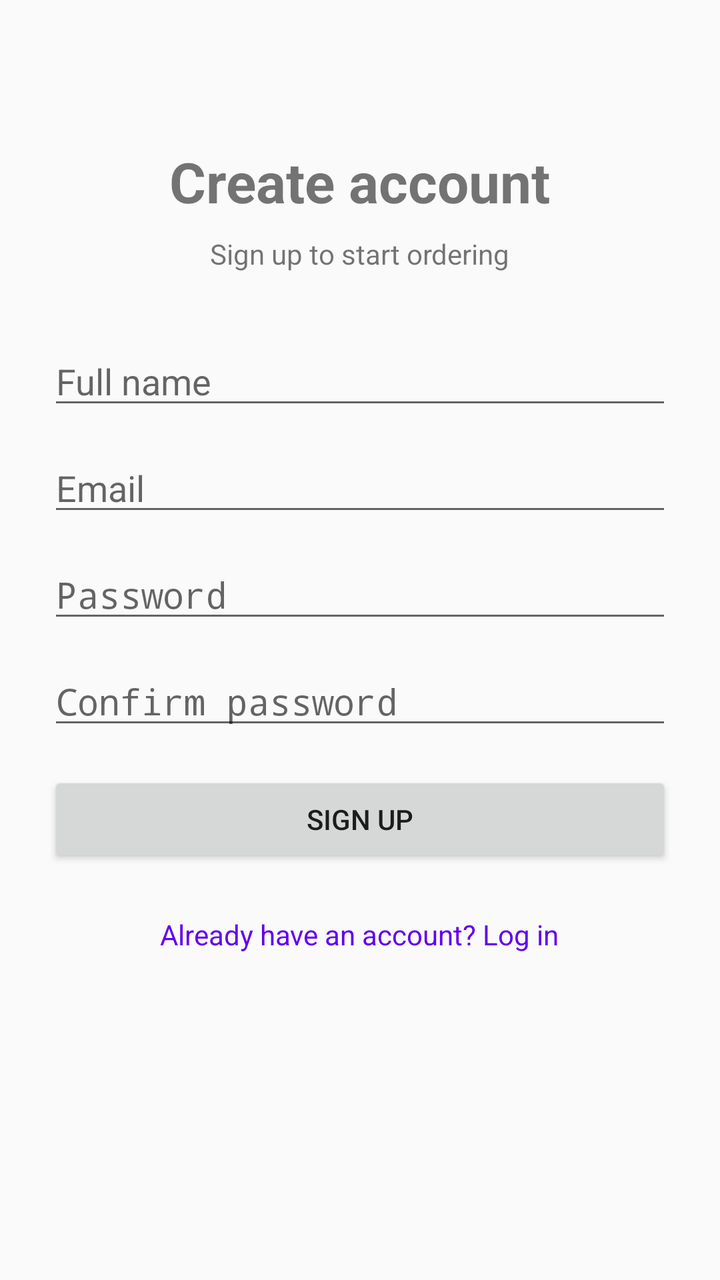
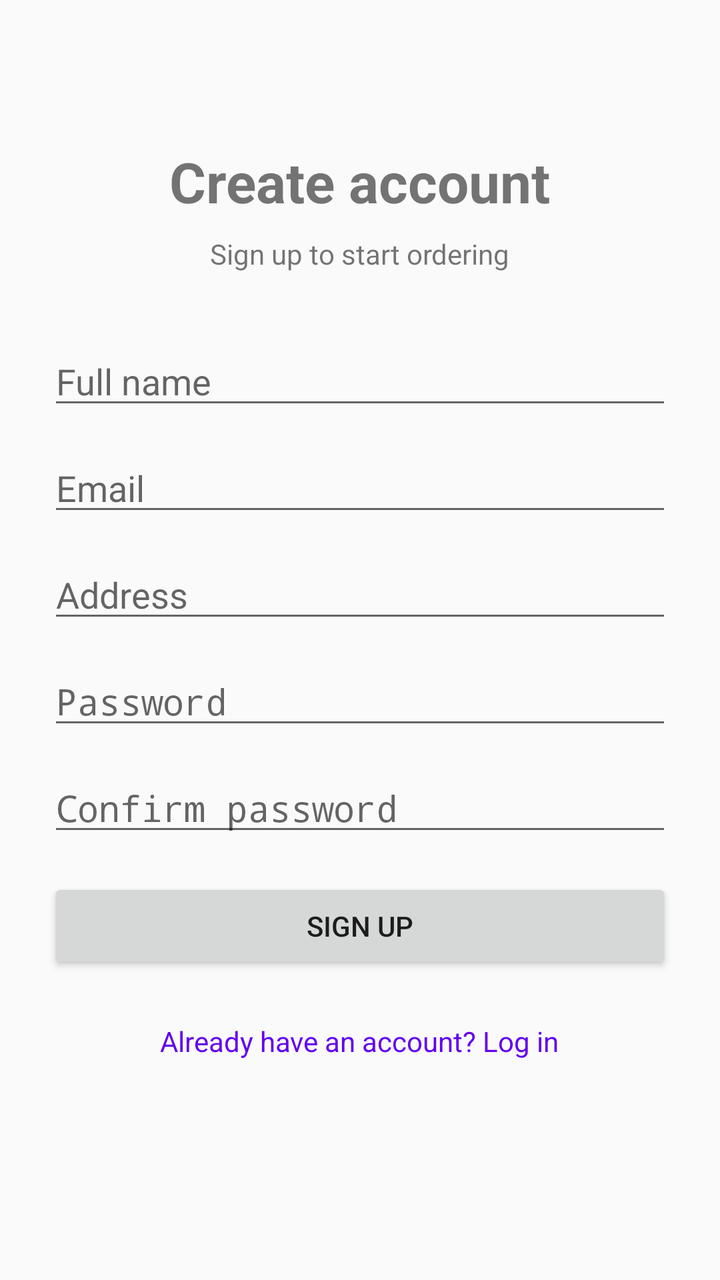

Compare the two renders of this Android layout. The source of the first and the diff that turns it into the second are given below.
<!-- AndroidManifest.xml: activity theme Theme.Restarant_mobile_app -->
<!-- res/layout/activity_signup.xml -->
<?xml version="1.0" encoding="utf-8"?>
<ScrollView xmlns:android="http://schemas.android.com/apk/res/android"
    android:layout_width="match_parent"
    android:layout_height="match_parent"
    android:fillViewport="true">

    <LinearLayout
        android:layout_width="match_parent"
        android:layout_height="wrap_content"
        android:orientation="vertical"
        android:gravity="center_horizontal"
        android:padding="24dp">

        <TextView
            android:id="@+id/textSignupTitle"
            android:layout_width="wrap_content"
            android:layout_height="wrap_content"
            android:layout_marginTop="48dp"
            android:text="@string/signup_title"
            android:textSize="28sp"
            android:textStyle="bold" />

        <TextView
            android:id="@+id/textSignupSubtitle"
            android:layout_width="wrap_content"
            android:layout_height="wrap_content"
            android:layout_marginTop="8dp"
            android:layout_marginBottom="32dp"
            android:text="@string/signup_subtitle"
            android:textSize="14sp" />

        <EditText
            android:id="@+id/editTextName"
            android:layout_width="match_parent"
            android:layout_height="wrap_content"
            android:layout_marginBottom="12dp"
            android:autofillHints="name"
            android:hint="@string/hint_name"
            android:inputType="textPersonName" />

        <EditText
            android:id="@+id/editTextEmail"
            android:layout_width="match_parent"
            android:layout_height="wrap_content"
            android:layout_marginBottom="12dp"
            android:autofillHints="emailAddress"
            android:hint="@string/hint_email"
            android:inputType="textEmailAddress" />

        <EditText
            android:id="@+id/editTextPassword"
            android:layout_width="match_parent"
            android:layout_height="wrap_content"
            android:layout_marginBottom="12dp"
            android:autofillHints="password"
            android:hint="@string/hint_password"
            android:inputType="textPassword" />

        <EditText
            android:id="@+id/editTextConfirmPassword"
            android:layout_width="match_parent"
            android:layout_height="wrap_content"
            android:layout_marginBottom="16dp"
            android:autofillHints="password"
            android:hint="@string/hint_confirm_password"
            android:inputType="textPassword" />

        <Button
            android:id="@+id/buttonSignup"
            android:layout_width="match_parent"
            android:layout_height="wrap_content"
            android:text="@string/action_signup" />

        <TextView
            android:id="@+id/textGoToLogin"
            android:layout_width="wrap_content"
            android:layout_height="wrap_content"
            android:layout_marginTop="16dp"
            android:padding="8dp"
            android:text="@string/link_to_login"
            android:textColor="@color/purple_500"
            android:textSize="14sp" />
    </LinearLayout>
</ScrollView>
<!-- resources referenced by this layout -->
<resources>
  <color name="purple_500">#FF6200EE</color>
  <string name="action_signup">Sign Up</string>
  <string name="hint_confirm_password">Confirm password</string>
  <string name="hint_email">Email</string>
  <string name="hint_name">Full name</string>
  <string name="hint_password">Password</string>
  <string name="link_to_login">Already have an account? Log in</string>
  <string name="signup_subtitle">Sign up to start ordering</string>
  <string name="signup_title">Create account</string>
  <style name="Theme.Restarant_mobile_app" parent="android:Theme.Material.Light.NoActionBar" />
</resources>

<!-- the commit's change to res/layout/activity_signup.xml (unified diff, before → after) -->
@@ -48,6 +48,15 @@
             android:inputType="textEmailAddress" />
 
         <EditText
+            android:id="@+id/editTextAddress"
+            android:layout_width="match_parent"
+            android:layout_height="wrap_content"
+            android:layout_marginBottom="12dp"
+            android:autofillHints="postalAddress"
+            android:hint="@string/hint_address"
+            android:inputType="textPostalAddress" />
+
+        <EditText
             android:id="@+id/editTextPassword"
             android:layout_width="match_parent"
             android:layout_height="wrap_content"
<!-- resource entries referenced after the edit -->
@@ -2,6 +2,7 @@
 <resources>
   <color name="purple_500">#FF6200EE</color>
   <string name="action_signup">Sign Up</string>
+  <string name="hint_address">Address</string>
   <string name="hint_confirm_password">Confirm password</string>
   <string name="hint_email">Email</string>
   <string name="hint_name">Full name</string>
